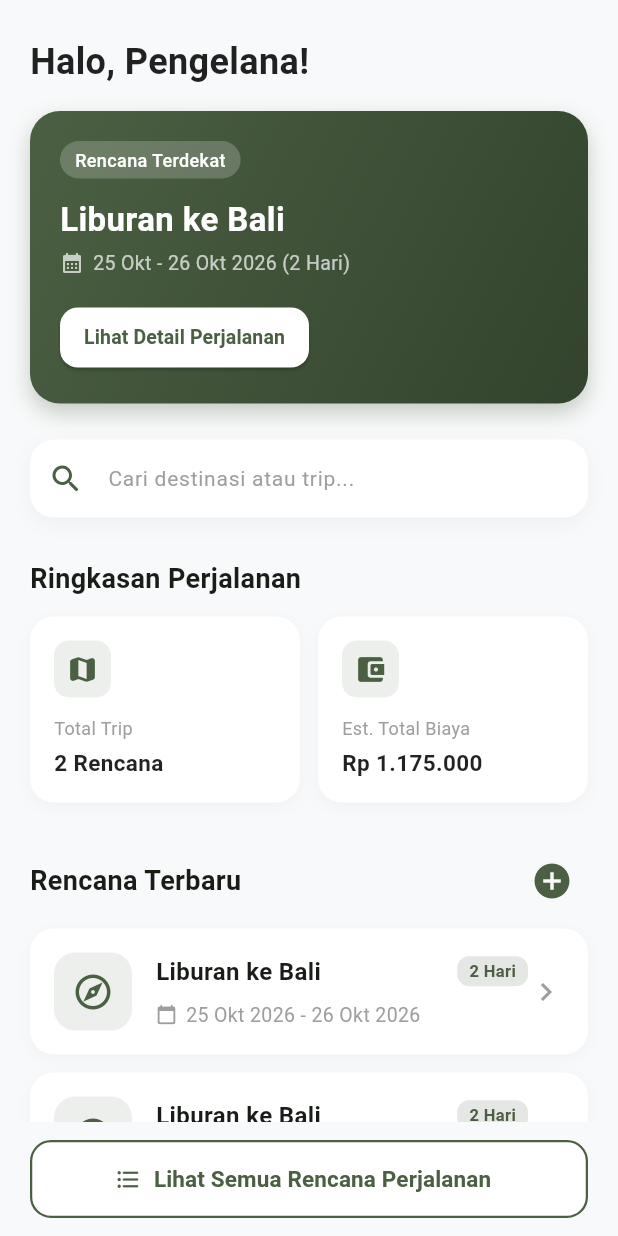
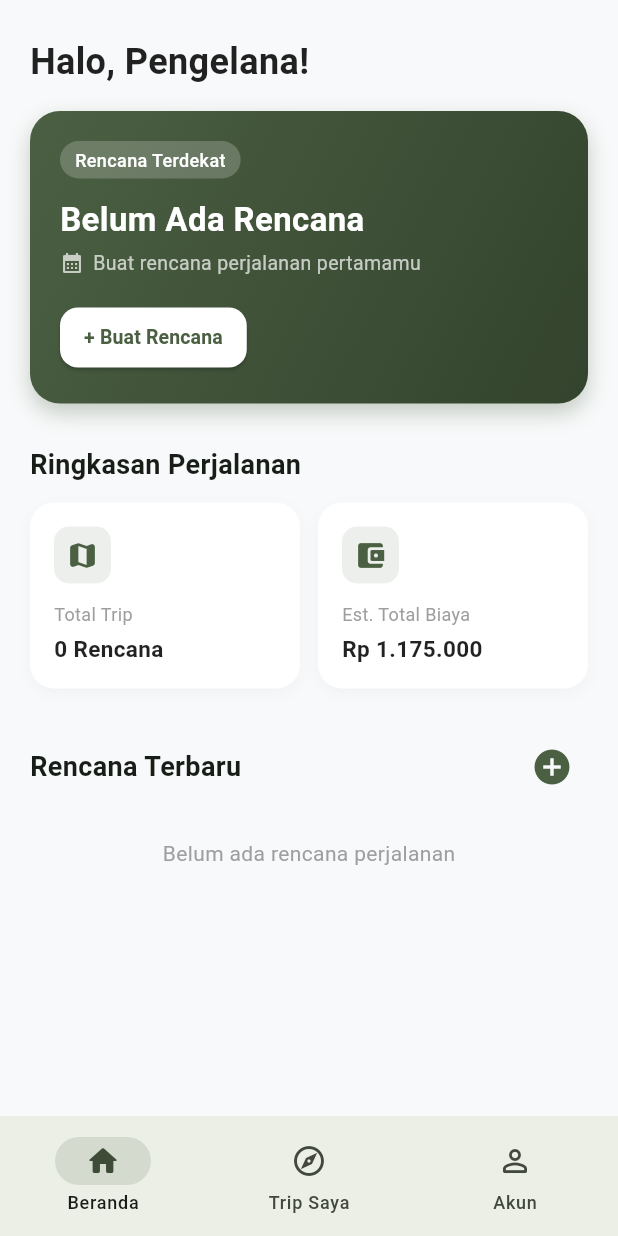
Before and after one commit to Kaijeman/plesir, a Flutter app: the screen it shows after launch, on a phone screen of 412 x 824 dp. Run offline on Flutter 3.47's test engine with Material 3 defaults, Android fonts, the phone set to English and light mode, and no system bars; our stand-ins replace supabase_flutter; accounts and stored records are empty; network calls fail.

Commit message:
feat: connect home and list screens to Supabase

```diff
--- /dev/null
+++ b/env.json
@@ -0,0 +1,4 @@
+{
+  "SUPABASE_URL": "https://ugtgsdkvkcnzarfanxeh.supabase.co",
+  "SUPABASE_PUBLISHABLE_KEY": "sb_publishable_RJ8O8B_4abOjHJ6WPpXPNA_LKOWYudF"
+}
--- /dev/null
+++ b/lib/config/env.dart
@@ -0,0 +1,4 @@
+class Env {
+  static const String supabaseUrl = String.fromEnvironment('SUPABASE_URL');
+  static const String supabasePublishableKey = String.fromEnvironment('SUPABASE_PUBLISHABLE_KEY');
+}
--- /dev/null
+++ b/lib/config/routes.dart
@@ -0,0 +1,25 @@
+import 'package:flutter/material.dart';
+import '../screens/main_screen.dart';
+import '../screens/login_screen.dart';
+import '../screens/trip_list_screen.dart';
+import '../screens/trip_detail_screen.dart';
+import '../screens/trip_form_screen.dart';
+import '../screens/activity_form_screen.dart';
+
+class AppRoutes {
+  static const String home = '/home';
+  static const String login = '/login';
+  static const String tripList = '/trip-list';
+  static const String tripDetail = '/trip-detail';
+  static const String tripForm = '/trip-form';
+  static const String activityForm = '/activity-form';
+
+  static Map<String, WidgetBuilder> get routes => {
+    home: (context) => const MainScreen(),
+    login: (context) => const LoginScreen(),
+    tripList: (context) => const TripListScreen(),
+    tripDetail: (context) => const TripDetailScreen(),
+    tripForm: (context) => const TripFormScreen(),
+    activityForm: (context) => const ActivityFormScreen(),
+  };
+}
--- a/lib/main.dart
+++ b/lib/main.dart
@@ -1,21 +1,23 @@
 import 'package:flutter/material.dart';
 import 'package:flutter/services.dart';
+import 'package:supabase_flutter/supabase_flutter.dart';
+import 'config/env.dart';
+import 'config/routes.dart';
 
-import 'screens/home_screen.dart';
-import 'screens/trip_list_screen.dart';
-import 'screens/trip_detail_screen.dart';
-import 'screens/trip_form_screen.dart';
-import 'screens/activity_form_screen.dart';
-
-void main() {
+void main() async {
   WidgetsFlutterBinding.ensureInitialized();
 
-  SystemChrome.setPreferredOrientations([
+  await Supabase.initialize(
+    url: Env.supabaseUrl,
+    publishableKey: Env.supabasePublishableKey,
+  );
+
+  await SystemChrome.setPreferredOrientations([
     DeviceOrientation.portraitUp,
     DeviceOrientation.portraitDown,
-  ]).then((_) {
-    runApp(const PlesirApp());
-  });
+  ]);
+
+  runApp(const PlesirApp());
 }
 
 class PlesirApp extends StatelessWidget {
@@ -33,14 +35,8 @@ class PlesirApp extends StatelessWidget {
         ),
         useMaterial3: true,
       ),
-      initialRoute: '/home',
-      routes: {
-        '/home': (context) => const HomeScreen(),
-        '/trip-list': (context) => const TripListScreen(),
-        '/trip-detail': (context) => const TripDetailScreen(),
-        '/trip-form': (context) => const TripFormScreen(),
-        '/activity-form': (context) => const ActivityFormScreen(),
-      },
+      initialRoute: AppRoutes.home,
+      routes: AppRoutes.routes,
     );
   }
 }
--- a/lib/screens/home_screen.dart
+++ b/lib/screens/home_screen.dart
@@ -1,4 +1,5 @@
 import 'package:flutter/material.dart';
+import '../controllers/trip_controller.dart';
 
 class HomeScreen extends StatefulWidget {
   const HomeScreen({super.key});
@@ -8,27 +9,7 @@ class HomeScreen extends StatefulWidget {
 }
 
 class _HomeScreenState extends State<HomeScreen> {
-  final TextEditingController _searchController = TextEditingController();
-  String _searchQuery = '';
-
-  @override
-  void dispose() {
-    _searchController.dispose();
-    super.dispose();
-  }
-
-  Future<void> _navigateToTripList() async {
-    await Navigator.pushNamed(context, '/trip-list');
-  }
-
-  void _handleSearch(String query) {
-    if (query.trim().isNotEmpty) {
-      ScaffoldMessenger.of(context).showSnackBar(
-        SnackBar(content: Text('Mencari rencana perjalanan: "$query"')),
-      );
-      _navigateToTripList();
-    }
-  }
+  final TripController _controller = TripController();
 
   @override
   Widget build(BuildContext context) {
@@ -37,7 +18,21 @@ class _HomeScreenState extends State<HomeScreen> {
     return Scaffold(
       backgroundColor: const Color(0xFFF8F9FA),
       body: SafeArea(
-        child: SingleChildScrollView(
+        child: FutureBuilder<Map<String, dynamic>>(
+        future: _controller.getHomeOverview(),
+        builder: (context, snapshot) {
+          if (snapshot.connectionState == ConnectionState.waiting) {
+            return Center(child: CircularProgressIndicator(color: primaryColor));
+          } else if (snapshot.hasError) {
+            return Center(child: Text('Terjadi kesalahan: ${snapshot.error}'));
+          }
+
+          final overview = snapshot.data ?? {'total_trips': 0, 'latest_trips': [], 'upcoming': null};
+          final upcomingTrip = overview['upcoming'] as Map<String, dynamic>?;
+          final recentTrips = (overview['latest_trips'] as List<dynamic>?) ?? [];
+          final totalTrips = overview['total_trips'] ?? 0;
+
+          return SingleChildScrollView(
             padding: const EdgeInsets.symmetric(horizontal: 20.0, vertical: 16.0),
             child: Column(
               crossAxisAlignment: CrossAxisAlignment.start,
@@ -76,8 +71,7 @@ class _HomeScreenState extends State<HomeScreen> {
                     crossAxisAlignment: CrossAxisAlignment.start,
                     children: [
                       Container(
-                      padding: const EdgeInsets.symmetric(
-                          horizontal: 10, vertical: 4),
+                        padding: const EdgeInsets.symmetric(horizontal: 10, vertical: 4),
                         decoration: BoxDecoration(
                           color: Colors.white.withValues(alpha: 0.2),
                           borderRadius: BorderRadius.circular(20),
@@ -92,9 +86,9 @@ class _HomeScreenState extends State<HomeScreen> {
                         ),
                       ),
                       const SizedBox(height: 12),
-                    const Text(
-                      'Liburan ke Bali',
-                      style: TextStyle(
+                      Text(
+                        upcomingTrip != null ? upcomingTrip['judul'] : 'Belum Ada Rencana',
+                        style: const TextStyle(
                           color: Colors.white,
                           fontSize: 22,
                           fontWeight: FontWeight.bold,
@@ -102,20 +96,25 @@ class _HomeScreenState extends State<HomeScreen> {
                       ),
                       const SizedBox(height: 4),
                       Row(
-                      children: const [
-                        Icon(Icons.calendar_month,
-                            color: Colors.white70, size: 16),
-                        SizedBox(width: 6),
+                        children: [
+                          const Icon(Icons.calendar_month, color: Colors.white70, size: 16),
+                          const SizedBox(width: 6),
                           Text(
-                          '25 Okt - 26 Okt 2026 (2 Hari)',
-                          style: TextStyle(color: Colors.white70, fontSize: 13),
+                            upcomingTrip != null
+                                ? '${upcomingTrip['tgl_mulai']} - ${upcomingTrip['tgl_selesai']} (${upcomingTrip['durasi']})'
+                                : 'Buat rencana perjalanan pertamamu',
+                            style: const TextStyle(color: Colors.white70, fontSize: 13),
                           ),
                         ],
                       ),
                       const SizedBox(height: 16),
                       ElevatedButton(
                         onPressed: () {
+                          if (upcomingTrip != null) {
                             Navigator.pushNamed(context, '/trip-detail');
+                          } else {
+                            Navigator.pushNamed(context, '/trip-form');
+                          }
                         },
                         style: ElevatedButton.styleFrom(
                           backgroundColor: Colors.white,
@@ -123,54 +122,14 @@ class _HomeScreenState extends State<HomeScreen> {
                           shape: RoundedRectangleBorder(
                             borderRadius: BorderRadius.circular(12),
                           ),
-                        padding: const EdgeInsets.symmetric(
-                            horizontal: 16, vertical: 10),
+                          padding: const EdgeInsets.symmetric(horizontal: 16, vertical: 10),
                         ),
-                      child: const Text(
-                        'Lihat Detail Perjalanan',
-                        style: TextStyle(
-                            fontWeight: FontWeight.bold, fontSize: 13),
+                        child: Text(
+                          upcomingTrip != null ? 'Lihat Detail Perjalanan' : '+ Buat Rencana',
+                          style: const TextStyle(fontWeight: FontWeight.bold, fontSize: 13),
                         ),
                       ),
                     ],
-                ),
-              ),
-              const SizedBox(height: 24),
-
-              Container(
-                decoration: BoxDecoration(
-                  color: Colors.white,
-                  borderRadius: BorderRadius.circular(16),
-                  boxShadow: [
-                    BoxShadow(
-                      color: Colors.black.withValues(alpha: 0.04),
-                      blurRadius: 10,
-                      offset: const Offset(0, 4),
-                    ),
-                  ],
-                ),
-                child: TextField(
-                  controller: _searchController,
-                  textInputAction: TextInputAction.search,
-                  onChanged: (value) => setState(() => _searchQuery = value),
-                  onSubmitted: _handleSearch,
-                  decoration: InputDecoration(
-                    hintText: 'Cari destinasi atau trip...',
-                    hintStyle: const TextStyle(color: Colors.grey, fontSize: 14),
-                    border: InputBorder.none,
-                    prefixIcon:
-                    Icon(Icons.search_rounded, color: primaryColor),
-                    suffixIcon: _searchQuery.isNotEmpty
-                        ? IconButton(
-                      icon: const Icon(Icons.clear, color: Colors.grey),
-                      onPressed: () {
-                        _searchController.clear();
-                        setState(() => _searchQuery = '');
-                      },
-                    )
-                        : null,
-                    contentPadding: const EdgeInsets.symmetric(vertical: 14),
-                  ),
                   ),
                 ),
                 const SizedBox(height: 28),
@@ -186,7 +145,7 @@ class _HomeScreenState extends State<HomeScreen> {
                       child: _buildStatCard(
                         icon: Icons.map_rounded,
                         title: 'Total Trip',
-                      value: '2 Rencana',
+                        value: '$totalTrips Rencana',
                         primaryColor: primaryColor,
                       ),
                     ),
@@ -221,50 +180,31 @@ class _HomeScreenState extends State<HomeScreen> {
                 ),
                 const SizedBox(height: 8),
 
-              _buildRecentTripCard(
-                title: 'Liburan ke Bali',
-                date: '25 Okt 2026 - 26 Okt 2026',
-                duration: '2 Hari',
+                if (recentTrips.isNotEmpty)
+                  ...recentTrips.map((trip) {
+                    return _buildRecentTripCard(
+                      title: trip['judul'] ?? 'Tanpa Judul',
+                      date: '${trip['tgl_mulai']} - ${trip['tgl_selesai']}',
+                      duration: trip['durasi'] ?? '-',
                       icon: Icons.explore_outlined,
                       primaryColor: primaryColor,
+                    );
+                  })
+                else
+                  const Center(
+                    child: Padding(
+                      padding: EdgeInsets.symmetric(vertical: 16.0),
+                      child: Text(
+                        'Belum ada rencana perjalanan',
+                        style: TextStyle(color: Colors.grey),
                       ),
-              _buildRecentTripCard(
-                title: 'Liburan ke Bali',
-                date: '25 Okt 2026 - 26 Okt 2026',
-                duration: '2 Hari',
-                icon: Icons.explore_outlined,
-                primaryColor: primaryColor,
+                    ),
                   ),
                 const SizedBox(height: 12),
               ],
             ),
-        ),
-      ),
-
-      bottomNavigationBar: SafeArea(
-        child: Container(
-          padding: const EdgeInsets.symmetric(horizontal: 20.0, vertical: 12.0),
-          color: const Color(0xFFF8F9FA),
-          child: SizedBox(
-            width: double.infinity,
-            height: 52,
-            child: OutlinedButton.icon(
-              onPressed: _navigateToTripList,
-              icon: const Icon(Icons.format_list_bulleted_rounded),
-              label: const Text(
-                'Lihat Semua Rencana Perjalanan',
-                style: TextStyle(fontSize: 15, fontWeight: FontWeight.bold),
-              ),
-              style: OutlinedButton.styleFrom(
-                backgroundColor: Colors.white,
-                foregroundColor: primaryColor,
-                side: BorderSide(color: primaryColor, width: 1.5),
-                shape: RoundedRectangleBorder(
-                  borderRadius: BorderRadius.circular(14),
-                ),
-              ),
-            ),
-          ),
+          );
+        },
         ),
       ),
     );
--- /dev/null
+++ b/lib/screens/main_screen.dart
@@ -0,0 +1,59 @@
+import 'package:flutter/material.dart';
+import 'home_screen.dart';
+import 'trip_list_screen.dart';
+import 'login_screen.dart';
+
+class MainScreen extends StatefulWidget {
+  const MainScreen({super.key});
+
+  @override
+  State<MainScreen> createState() => _MainScreenState();
+}
+
+class _MainScreenState extends State<MainScreen> {
+  int _currentIndex = 0;
+
+  final List<Widget> _pages = const [
+    HomeScreen(),
+    TripListScreen(),
+    LoginScreen(),
+  ];
+
+  @override
+  Widget build(BuildContext context) {
+    final primaryColor = Theme.of(context).colorScheme.primary;
+
+    return Scaffold(
+      body: IndexedStack(
+        index: _currentIndex,
+        children: _pages,
+      ),
+      bottomNavigationBar: NavigationBar(
+        selectedIndex: _currentIndex,
+        onDestinationSelected: (index) {
+          setState(() {
+            _currentIndex = index;
+          });
+        },
+        indicatorColor: primaryColor.withValues(alpha: 0.15),
+        destinations: const [
+          NavigationDestination(
+            icon: Icon(Icons.home_outlined),
+            selectedIcon: Icon(Icons.home_rounded),
+            label: 'Beranda',
+          ),
+          NavigationDestination(
+            icon: Icon(Icons.explore_outlined),
+            selectedIcon: Icon(Icons.explore_rounded),
+            label: 'Trip Saya',
+          ),
+          NavigationDestination(
+            icon: Icon(Icons.person_outline_rounded),
+            selectedIcon: Icon(Icons.person_rounded),
+            label: 'Akun',
+          ),
+        ],
+      ),
+    );
+  }
+}
--- a/lib/screens/trip_list_screen.dart
+++ b/lib/screens/trip_list_screen.dart
@@ -1,4 +1,5 @@
 import 'package:flutter/material.dart';
+import '../controllers/trip_controller.dart';
 
 class TripListScreen extends StatefulWidget {
   const TripListScreen({super.key});
@@ -8,24 +9,10 @@ class TripListScreen extends StatefulWidget {
 }
 
 class _TripListScreenState extends State<TripListScreen> {
-  Future<List<Map<String, String>>> _fetchTrips() async {
-    await Future.delayed(const Duration(seconds: 1));
-    return [
-      {
-        'id': '1',
-        'judul': 'Liburan ke Bali',
-        'tgl_mulai': '25 Okt 2026',
-        'tgl_selesai': '26 Okt 2026',
-        'durasi': '2 Hari',
-      },
-      {
-        'id': '2',
-        'judul': 'Liburan ke Bali',
-        'tgl_mulai': '25 Okt 2026',
-        'tgl_selesai': '26 Okt 2026',
-        'durasi': '2 Hari',
-      },
-    ];
+  final TripController _controller = TripController();
+
+  Future<List<Map<String, dynamic>>> _fetchTrips() {
+    return _controller.getTrips();
   }
 
   @override
@@ -35,12 +22,15 @@ class _TripListScreenState extends State<TripListScreen> {
     return Scaffold(
       backgroundColor: const Color(0xFFF8F9FA),
       appBar: AppBar(
-        title: const Text('Rencana Perjalanan', style: TextStyle(fontWeight: FontWeight.bold, fontSize: 18)),
+        title: const Text(
+          'Rencana Perjalanan',
+          style: TextStyle(fontWeight: FontWeight.bold, fontSize: 18),
+        ),
         backgroundColor: Colors.white,
         elevation: 0.5,
         surfaceTintColor: Colors.white,
       ),
-      body: FutureBuilder<List<Map<String, String>>>(
+      body: FutureBuilder<List<Map<String, dynamic>>>(
       future: _fetchTrips(),
       builder: (context, snapshot) {
         if (snapshot.connectionState == ConnectionState.waiting) {
@@ -52,11 +42,21 @@ class _TripListScreenState extends State<TripListScreen> {
             child: Column(
               mainAxisAlignment: MainAxisAlignment.center,
               children: [
-                  Icon(Icons.flight_takeoff_outlined, size: 72, color: Colors.grey.shade400),
+                Icon(
+                  Icons.flight_takeoff_outlined,
+                  size: 72,
+                  color: Colors.grey.shade400,
+                ),
                 const SizedBox(height: 16),
-                  const Text('Belum ada rencana perjalanan', style: TextStyle(fontSize: 16, fontWeight: FontWeight.bold, color: Colors.grey)),
+                const Text(
+                  'Belum ada rencana perjalanan',
+                  style: TextStyle(fontSize: 16, fontWeight: FontWeight.bold, color: Colors.grey),
+                ),
                 const SizedBox(height: 8),
-                  const Text('Tekan tombol + di bawah untuk membuat', style: TextStyle(fontSize: 13, color: Colors.grey)),
+                const Text(
+                  'Tekan tombol + di bawah untuk membuat',
+                  style: TextStyle(fontSize: 13, color: Colors.grey),
+                ),
               ],
             ),
           );
@@ -111,7 +111,7 @@ class _TripListScreenState extends State<TripListScreen> {
                                 children: [
                                   Expanded(
                                     child: Text(
-                                        trip['judul']!,
+                                      trip['judul'] ?? '',
                                       style: const TextStyle(fontWeight: FontWeight.bold, fontSize: 16),
                                       maxLines: 1,
                                       overflow: TextOverflow.ellipsis,
@@ -125,7 +125,7 @@ class _TripListScreenState extends State<TripListScreen> {
                                       borderRadius: BorderRadius.circular(8),
                                     ),
                                     child: Text(
-                                        trip['durasi']!,
+                                      trip['durasi'] ?? '',
                                       style: TextStyle(fontSize: 11, fontWeight: FontWeight.w600, color: primaryColor),
                                     ),
                                   ),
@@ -150,7 +150,6 @@ class _TripListScreenState extends State<TripListScreen> {
                           ),
                         ),
                         const SizedBox(width: 8),
-
                         IconButton(
                           constraints: const BoxConstraints(),
                           padding: const EdgeInsets.all(6),
--- a/pubspec.yaml
+++ b/pubspec.yaml
@@ -13,6 +13,7 @@ dependencies:
   flutter:
     sdk: flutter
   cupertino_icons: ^1.0.8
+  supabase_flutter: ^2.8.0
 
 dev_dependencies:
   flutter_test:
```
Also changed, not shown: lib/controllers/trip_controller.dart (added, +45 -0 lines), lib/screens/login_screen.dart (added, +243 -0 lines), lib/services/supabase_service.dart (added, +38 -0 lines), pubspec.lock, 1 other file. Lines whose indentation alone changed are shown as unchanged.
